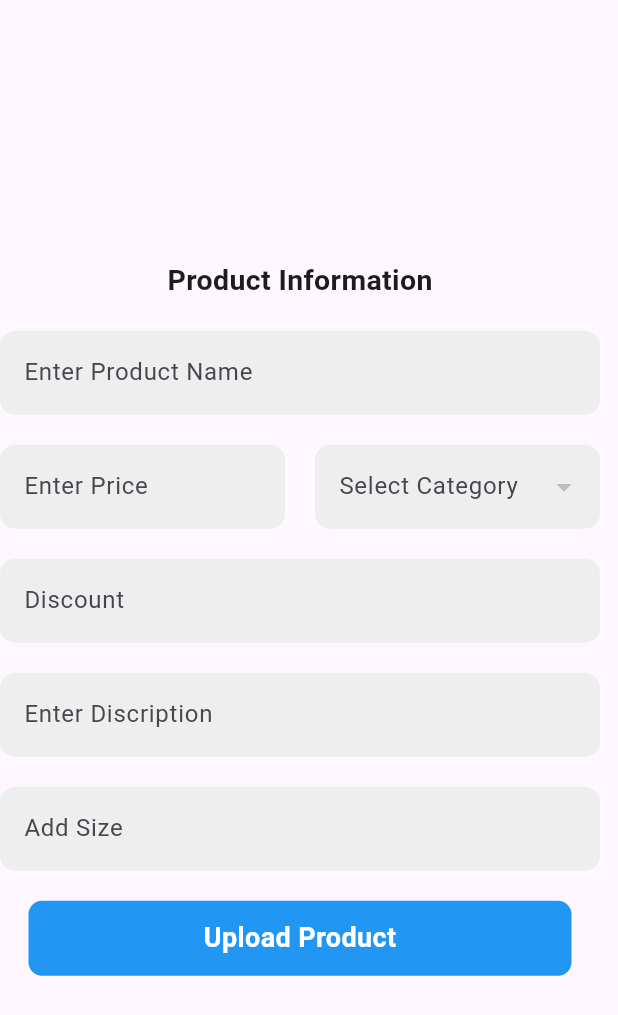
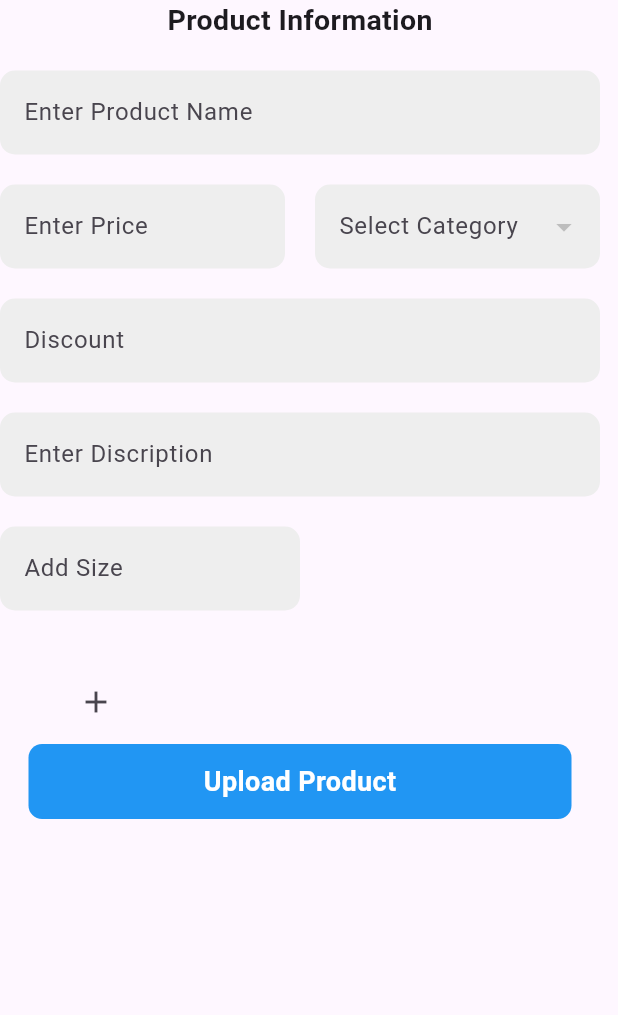
Before and after one commit to jonathanGontijo/mult_shop_web_admin, a Flutter app: the ProductsScreen widget shown alone on an empty page, opened directly, on a phone screen of 412 x 824 dp. Shown: the top 1015 px of the screen. Run offline on Flutter 3.47's test engine with Material 3 defaults, Android fonts, the phone set to English and light mode, and no system bars; our stand-ins replace cloud_firestore, file_picker, firebase_core, firebase_storage, flutter_easyloading; missing offline and left inert: flutter_admin_scaffold; accounts and stored records are empty; statements that could not run were skipped.

Commit message:
add product size

```diff
--- a/lib/views/side_bar_screens/products_screen.dart
+++ b/lib/views/side_bar_screens/products_screen.dart
@@ -1,4 +1,7 @@
+import 'dart:typed_data';
+
 import 'package:cloud_firestore/cloud_firestore.dart';
+import 'package:file_picker/file_picker.dart';
 import 'package:flutter/material.dart';
 
 class ProductsScreen extends StatefulWidget {
@@ -12,7 +15,30 @@ class ProductsScreen extends StatefulWidget {
 
 class _ProductsScreenState extends State<ProductsScreen> {
   final FirebaseFirestore _firestore = FirebaseFirestore.instance;
+  final TextEditingController _sizeController = TextEditingController();
   final List<String> _categoryList = [];
+
+  final List<String> _sizeList = [];
+  String? selectedCategory;
+
+  final List<Uint8List> _images = [];
+  bool _isEntered = false;
+
+  chooseImage() async {
+    final pickedImages = await FilePicker.platform.pickFiles(
+      allowCompression: true,
+      type: FileType.image,
+    );
+    if (pickedImages == null) {
+      print('No Image Picked');
+    } else {
+      setState(() {
+        for (var file in pickedImages.files) {
+          _images.add(file.bytes!);
+        }
+      });
+    }
+  }
 
   _getCategories() {
     return _firestore
@@ -35,7 +61,8 @@ class _ProductsScreenState extends State<ProductsScreen> {
 
   @override
   Widget build(BuildContext context) {
-    return SizedBox(
+    return SingleChildScrollView(
+      child: SizedBox(
         width: 400,
         child: Column(
           mainAxisAlignment: MainAxisAlignment.center,
@@ -106,7 +133,18 @@ class _ProductsScreenState extends State<ProductsScreen> {
               ),
             ),
             const SizedBox(height: 20),
-          TextFormField(
+            Row(
+              children: [
+                Flexible(
+                  child: SizedBox(
+                    width: 200,
+                    child: TextFormField(
+                      controller: _sizeController,
+                      onChanged: (value) {
+                        setState(() {
+                          _isEntered = true;
+                        });
+                      },
                       decoration: InputDecoration(
                         labelText: 'Add Size',
                         filled: true,
@@ -117,7 +155,82 @@ class _ProductsScreenState extends State<ProductsScreen> {
                         ),
                       ),
                     ),
+                  ),
+                ),
+                const SizedBox(width: 10),
+                _isEntered == true
+                    ? Flexible(
+                        child: ElevatedButton(
+                          onPressed: () {
+                            setState(() {
+                              _sizeList.add(_sizeController.text);
+                            });
+                          },
+                          child: const Text(
+                            'Add',
+                          ),
+                        ),
+                      )
+                    : const Text(''),
+              ],
+            ),
+            _sizeList.isNotEmpty
+                ? Padding(
+                    padding: const EdgeInsets.all(10.0),
+                    child: SizedBox(
+                      height: 50,
+                      child: ListView.builder(
+                          scrollDirection: Axis.horizontal,
+                          itemCount: _sizeList.length,
+                          itemBuilder: (context, index) {
+                            return InkWell(
+                              onTap: () {},
+                              child: Padding(
+                                padding: const EdgeInsets.all(10.0),
+                                child: Container(
+                                  decoration: BoxDecoration(
+                                    color: Colors.blue.shade800,
+                                    borderRadius: BorderRadius.circular(8),
+                                  ),
+                                  child: Padding(
+                                    padding: const EdgeInsets.all(8.0),
+                                    child: Text(
+                                      _sizeList[index],
+                                      style: const TextStyle(
+                                        fontWeight: FontWeight.bold,
+                                        color: Colors.white,
+                                      ),
+                                    ),
+                                  ),
+                                ),
+                              ),
+                            );
+                          }),
+                    ),
+                  )
+                : Text(''),
             const SizedBox(height: 20),
+            GridView.builder(
+                itemCount: _images.length + 1,
+                shrinkWrap: true,
+                gridDelegate: const SliverGridDelegateWithFixedCrossAxisCount(
+                  crossAxisCount: 3,
+                  mainAxisExtent: 8,
+                  crossAxisSpacing: 8,
+                ),
+                itemBuilder: (context, index) {
+                  return index == 0
+                      ? Center(
+                          child: IconButton(
+                            onPressed: () {
+                              chooseImage();
+                            },
+                            icon: const Icon(Icons.add),
+                          ),
+                        )
+                      : Image.memory(_images[index - 1]);
+                }),
+            const SizedBox(height: 40),
             InkWell(
               onTap: () {},
               child: Container(
@@ -140,6 +253,7 @@ class _ProductsScreenState extends State<ProductsScreen> {
             )
           ],
         ),
+      ),
     );
   }
 
@@ -160,6 +274,12 @@ class _ProductsScreenState extends State<ProductsScreen> {
             child: Text(value),
           );
         }).toList(),
-        onChanged: (value) {});
+        onChanged: (value) {
+          if (value != null) {
+            setState(() {
+              selectedCategory = value;
+            });
+          }
+        });
   }
 }
```
Lines whose indentation alone changed are shown as unchanged.
